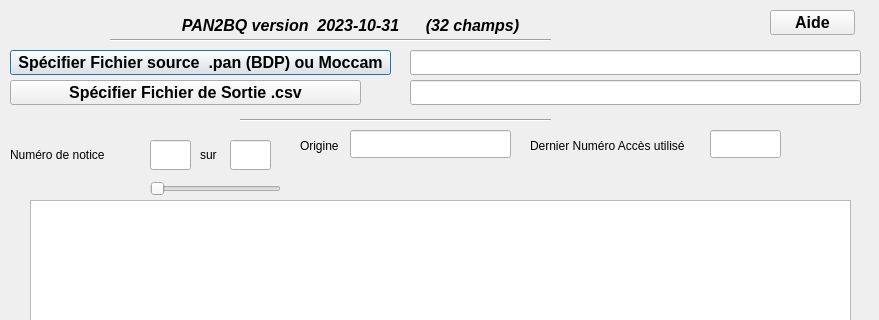
meteos77/pan2bq, file UI/BQimport_unimarc.ui: the form before one commit; both pictures show x 0 to 879 and y 0 to 320 of the 879 by 680 pixel window.
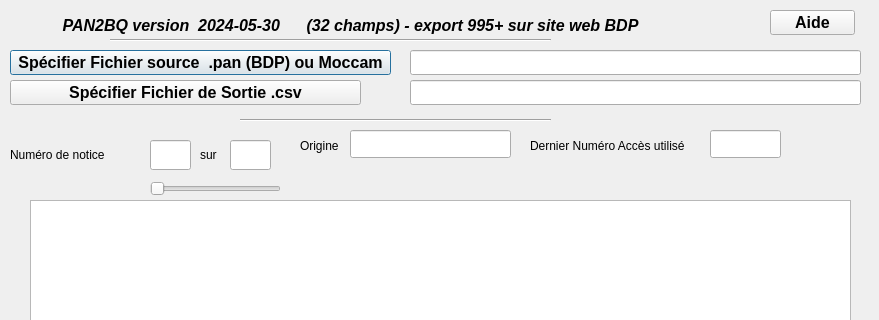
The form after the commit.

What changed in the file:
```diff
--- a/UI/BQimport_unimarc.ui
+++ b/UI/BQimport_unimarc.ui
@@ -97,7 +97,7 @@
     <locale language="English" country="UnitedStates"/>
    </property>
    <property name="text">
-    <string>PAN2BQ version  2023-10-31      (32 champs)</string>
+    <string>PAN2BQ version  2024-05-30      (32 champs) - export 995+ sur site web BDP</string>
    </property>
    <property name="textFormat">
     <enum>Qt::AutoText</enum>
```
